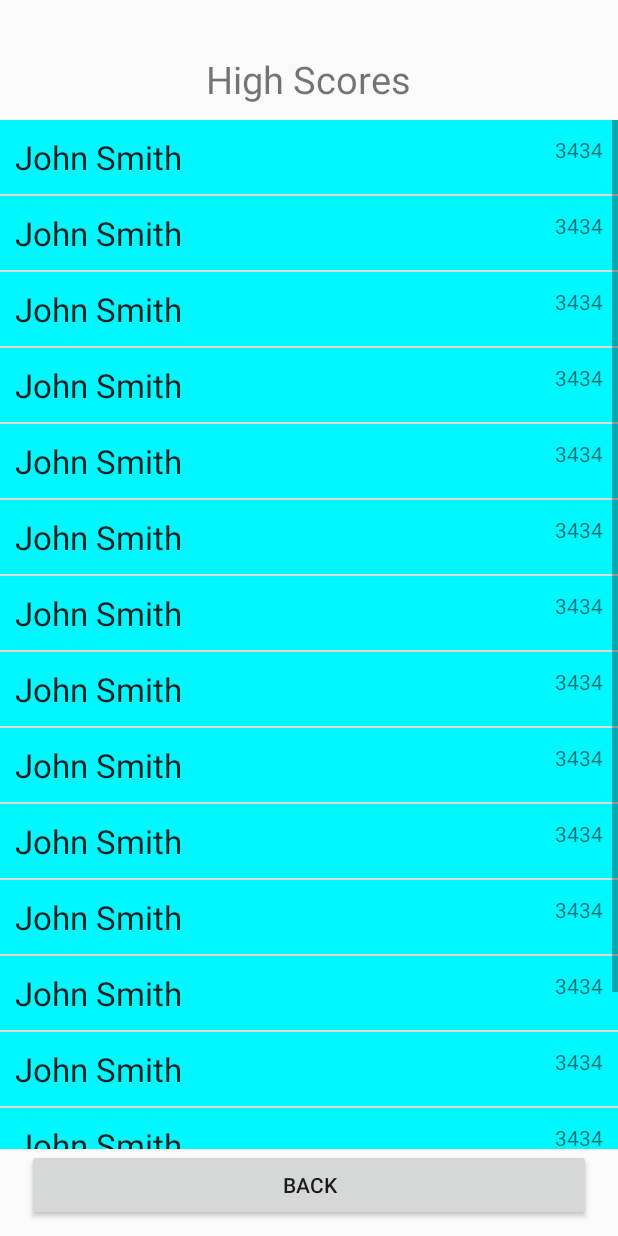
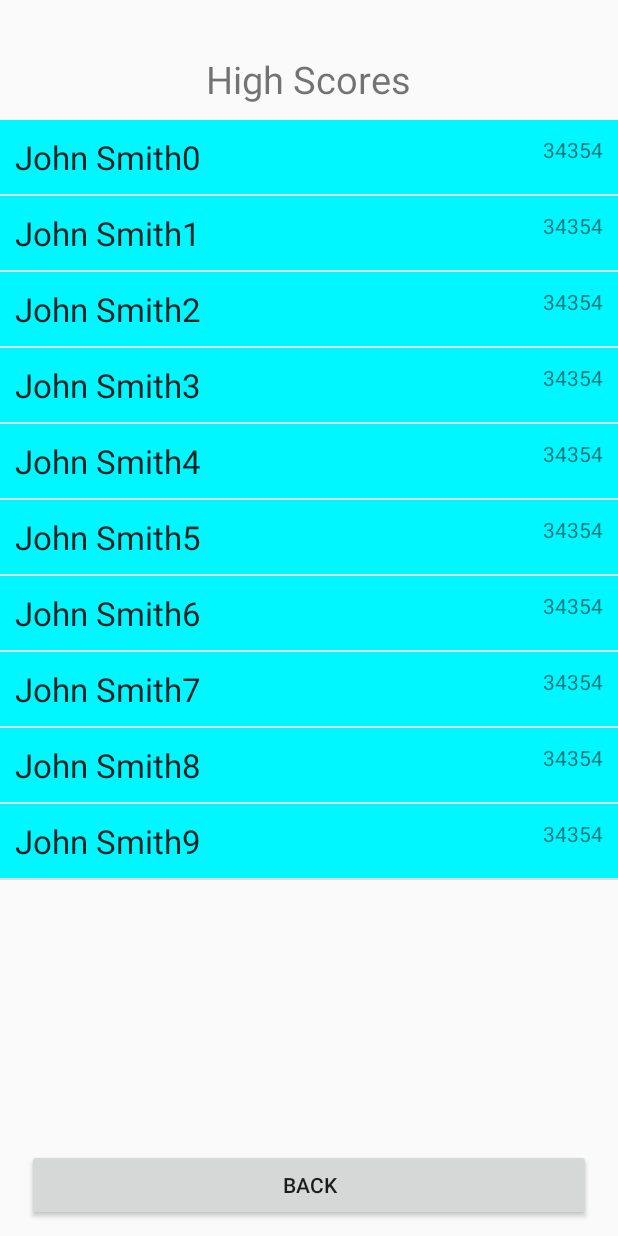
Before and after one commit to marrickchan/csci4100-finalproject, an Android app: the screen it shows after launch (HighScores), after a tap on "HIGH SCORES", on a phone screen of 412 x 824 dp. Run offline under Robolectric (Android 15) with nearby library versions, the phone set to English and light mode, and no system bars.

Commit message:
database integration, currently preset values, TODO: need to get score from after losing/quitting and add to db

```diff
--- a/app/src/main/java/net/uoit/mcjb/csci4100_finalproject/HighScores.java
+++ b/app/src/main/java/net/uoit/mcjb/csci4100_finalproject/HighScores.java
@@ -22,10 +22,6 @@ public class HighScores extends AppCompatActivity {
                 finish();
             }
         });
-
-
-        //Todo: Incorporate Database
-
     }
 
 }
--- a/app/src/main/java/net/uoit/mcjb/csci4100_finalproject/HighScoresFragment.java
+++ b/app/src/main/java/net/uoit/mcjb/csci4100_finalproject/HighScoresFragment.java
@@ -13,34 +13,31 @@ import java.util.ArrayList;
 public class HighScoresFragment extends ListFragment {
     private ArrayList<Score> scores;
     private ScoreAdapter scoreAdapter;
+    ScoreDBHelper db;
 
     @Override
     public void onActivityCreated(Bundle savedInstanceState) {
         super.onActivityCreated(savedInstanceState);
 
-        scores = new ArrayList<>();
-        scores.add(new Score("John Smith", 3434));
-        scores.add(new Score("John Smith", 3434));
-        scores.add(new Score("John Smith", 3434));
-        scores.add(new Score("John Smith", 3434));
-        scores.add(new Score("John Smith", 3434));
-        scores.add(new Score("John Smith", 3434));
-        scores.add(new Score("John Smith", 3434));
-        scores.add(new Score("John Smith", 3434));
-        scores.add(new Score("John Smith", 3434));
-        scores.add(new Score("John Smith", 3434));
-        scores.add(new Score("John Smith", 3434));
-        scores.add(new Score("John Smith", 3434));
-        scores.add(new Score("John Smith", 3434));
-        scores.add(new Score("John Smith", 3434));
-        scores.add(new Score("John Smith", 3434));
-        scores.add(new Score("John Smith", 3434));
+        db = new ScoreDBHelper(this.getActivity());
+        scores = db.getAllScores();
+
+        // TODO: Need to change to pull from db once scores added after game
+        for (int i = 0; i < 10; i++) {
+            //name is currently primary key
+            scores.add(new Score("John Smith" + i, 34354));
+            db.addScore(scores.get(i));
+        }
+
         scoreAdapter = new ScoreAdapter(getActivity(), scores);
         setListAdapter(scoreAdapter);
     }
 
     @Override
-    public void onListItemClick(ListView l, View v, int position, long id) {
-        super.onListItemClick(l, v, position, id);
+    public void onStart() {
+        super.onStart();
+        scores = db.getAllScores();
+        scoreAdapter = new ScoreAdapter(getActivity(), scores);
+        setListAdapter(scoreAdapter);
     }
 }
--- a/app/src/main/java/net/uoit/mcjb/csci4100_finalproject/MainActivity.java
+++ b/app/src/main/java/net/uoit/mcjb/csci4100_finalproject/MainActivity.java
@@ -50,6 +50,8 @@ public class MainActivity extends AppCompatActivity {
             public void onClick(View v) {
                 Intent highscoresIntent = new Intent(MainActivity.this, HighScores.class);
                 startActivity(highscoresIntent);
+
+
             }
         });
 
--- a/app/src/main/java/net/uoit/mcjb/csci4100_finalproject/ScoreDBHelper.java
+++ b/app/src/main/java/net/uoit/mcjb/csci4100_finalproject/ScoreDBHelper.java
@@ -44,10 +44,10 @@ public class ScoreDBHelper extends SQLiteOpenHelper {
         onCreate(db);
     }
 
-    public ArrayList<Score> getAllScores() {
+    ArrayList<Score> getAllScores() {
         ArrayList<Score> allScores = new ArrayList<>();
         SQLiteDatabase db = this.getReadableDatabase();
-
+        Score score;
         //      Log.d("DB", "Count: " + res.getCount());
 
         try {
@@ -55,14 +55,13 @@ public class ScoreDBHelper extends SQLiteOpenHelper {
             // looping through all rows and adding to list
             if (res.moveToFirst()) {
                 do {
-                    Score score = new Score(res.getString(res.getColumnIndex(NAME)),
+                    score = new Score(res.getString(res.getColumnIndex(NAME)),
                             Long.valueOf(res.getString(res.getColumnIndex(SCORE))));
                     allScores.add(score);
                 } while (res.moveToNext());
             }
 
             res.close();
-            db.close();
         } catch (Exception e) {
             Log.d("ScoreDBHelper", "Exception", e);
         }
@@ -79,13 +78,16 @@ public class ScoreDBHelper extends SQLiteOpenHelper {
     }
 
     // Add score
-    public boolean addScore (String playerName, long score) {
+    boolean addScore(Score score) {
         SQLiteDatabase db = this.getWritableDatabase();
         ContentValues contentValues = new ContentValues();
 
-        contentValues.put(NAME, playerName);
-        contentValues.put(SCORE, score);
-        return true;
+        contentValues.put(NAME, score.getName());
+        contentValues.put(SCORE, score.getScore());
+        if(db.insert(TABLE_NAME, null, contentValues) != -1) {
+            return true;
+        } else {
+            return false;
+        }
     }
-
 }
```
